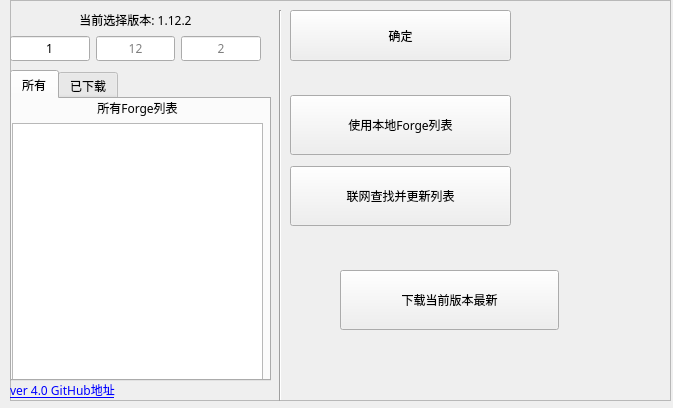
Above: mgf_qt_ui/ui_xml/mgf_main.ui from Trisuborn/MinecraftGetForge before the change. Below: the same form after it.
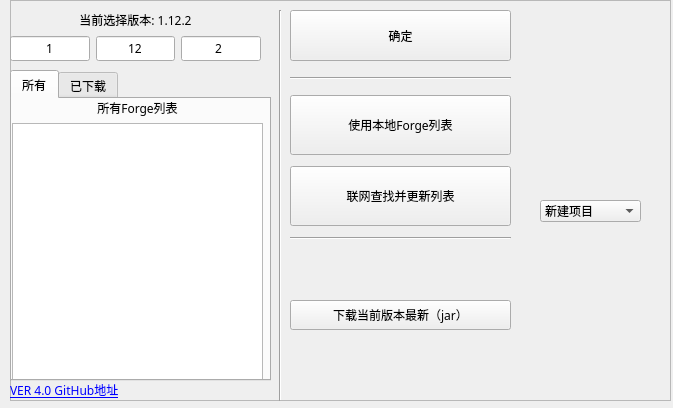
That is the form after the change.

```diff
--- a/mgf_qt_ui/ui_xml/mgf_main.ui
+++ b/mgf_qt_ui/ui_xml/mgf_main.ui
@@ -81,6 +81,9 @@
         <property name="inputMask">
          <string>00</string>
         </property>
+        <property name="text">
+         <string>12</string>
+        </property>
         <property name="maxLength">
          <number>2</number>
         </property>
@@ -110,6 +113,9 @@
         <property name="inputMask">
          <string>00</string>
         </property>
+        <property name="text">
+         <string>2</string>
+        </property>
         <property name="maxLength">
          <number>2</number>
         </property>
@@ -377,7 +383,7 @@
          </sizepolicy>
         </property>
         <property name="text">
-         <string>&lt;html&gt;&lt;head/&gt;&lt;body&gt;&lt;p&gt;&lt;a href=&quot;https://github.com/Trisuborn/MinecraftGetForge&quot;&gt;&lt;span style=&quot; text-decoration: underline; color:#0000ff;&quot;&gt;ver 4.0 GitHub地址&lt;/span&gt;&lt;/a&gt;&lt;/p&gt;&lt;/body&gt;&lt;/html&gt;</string>
+         <string>&lt;a href=&quot;https://github.com/Trisuborn/MinecraftGetForge&quot;&gt;VER 4.0 GitHub地址&lt;/a&gt;</string>
         </property>
         <property name="openExternalLinks">
          <bool>true</bool>
@@ -386,25 +392,6 @@
       </item>
      </layout>
     </widget>
-    <widget class="QPushButton" name="btn_download">
-     <property name="geometry">
-      <rect>
-       <x>330</x>
-       <y>270</y>
-       <width>219</width>
-       <height>60</height>
-      </rect>
-     </property>
-     <property name="minimumSize">
-      <size>
-       <width>0</width>
-       <height>60</height>
-      </size>
-     </property>
-     <property name="text">
-      <string>下载当前版本最新</string>
-     </property>
-    </widget>
     <widget class="Line" name="line_2">
      <property name="geometry">
       <rect>
@@ -418,6 +405,82 @@
       <enum>Qt::Vertical</enum>
      </property>
     </widget>
+    <widget class="QWidget" name="verticalLayoutWidget_5">
+     <property name="geometry">
+      <rect>
+       <x>280</x>
+       <y>250</y>
+       <width>221</width>
+       <height>131</height>
+      </rect>
+     </property>
+     <layout class="QVBoxLayout" name="verticalLayout_3">
+      <item>
+       <widget class="QPushButton" name="btn_download_1">
+        <property name="minimumSize">
+         <size>
+          <width>0</width>
+          <height>30</height>
+         </size>
+        </property>
+        <property name="text">
+         <string>下载当前版本最新（jar）</string>
+        </property>
+       </widget>
+      </item>
+     </layout>
+    </widget>
+    <widget class="Line" name="line_3">
+     <property name="geometry">
+      <rect>
+       <x>280</x>
+       <y>70</y>
+       <width>221</width>
+       <height>16</height>
+      </rect>
+     </property>
+     <property name="orientation">
+      <enum>Qt::Horizontal</enum>
+     </property>
+    </widget>
+    <widget class="Line" name="line_4">
+     <property name="geometry">
+      <rect>
+       <x>280</x>
+       <y>230</y>
+       <width>221</width>
+       <height>16</height>
+      </rect>
+     </property>
+     <property name="orientation">
+      <enum>Qt::Horizontal</enum>
+     </property>
+    </widget>
+    <widget class="QComboBox" name="comboBox">
+     <property name="geometry">
+      <rect>
+       <x>530</x>
+       <y>200</y>
+       <width>101</width>
+       <height>22</height>
+      </rect>
+     </property>
+     <item>
+      <property name="text">
+       <string>新建项目</string>
+      </property>
+     </item>
+     <item>
+      <property name="text">
+       <string>新建项目</string>
+      </property>
+     </item>
+     <item>
+      <property name="text">
+       <string>新建项目</string>
+      </property>
+     </item>
+    </widget>
    </widget>
   </widget>
  </widget>
```
